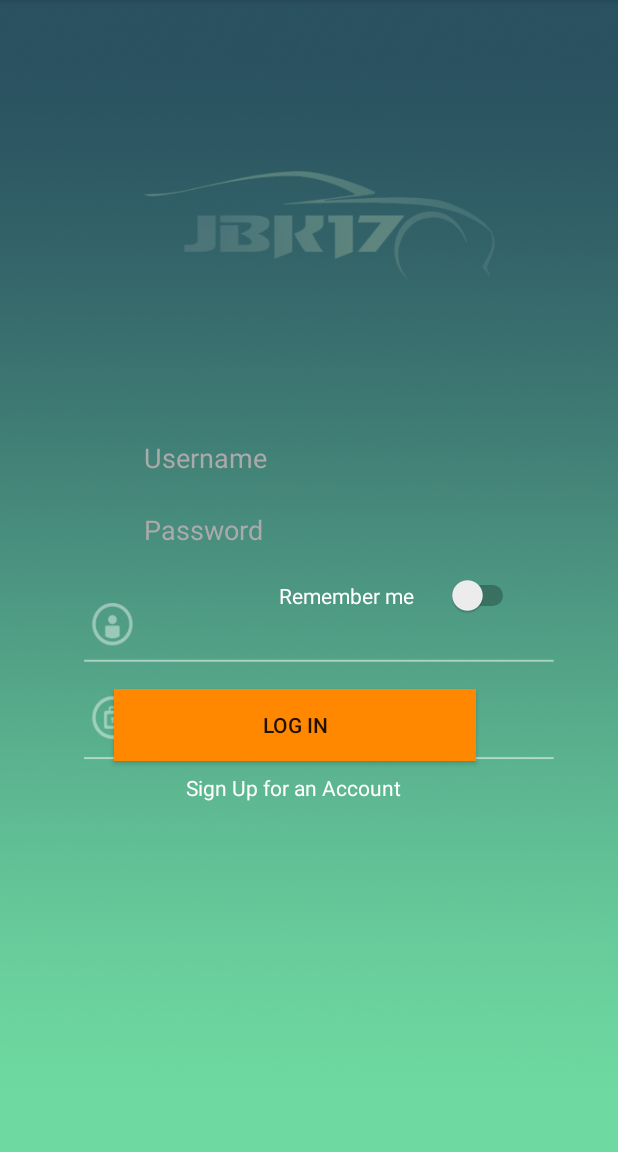
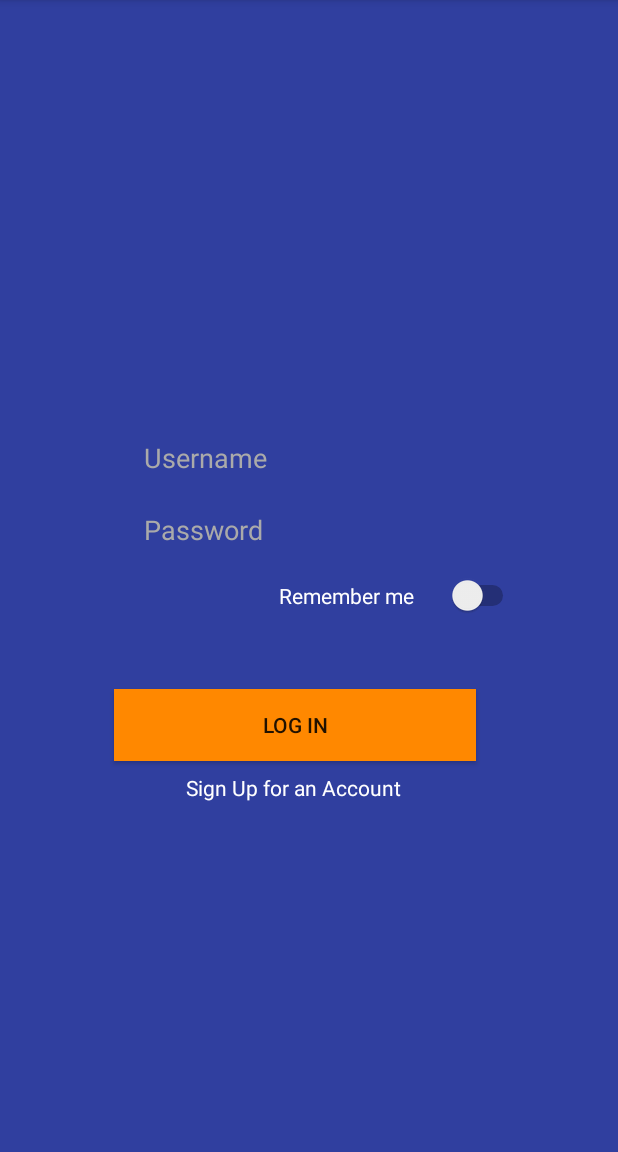
Before and after one commit to Khemar1/AutonomousVehicle-1, an Android app: the screen it shows after launch (LoginActivity), on a phone screen of 412 x 824 dp, the part 84-1236 px from its top. Run offline under Robolectric (Android 15) with nearby library versions, the phone set to English and light mode, and no system bars; our stand-ins replace Volley.

Commit message:
Merge branch 'master' of C:\Users\Khemar\Documents\Comp Engineering\Semester 5\CENG 319\AutonomousVehicle with conflicts.

```diff
--- a/AutoVehicle/src/main/res/layout/activity_login.xml
+++ b/AutoVehicle/src/main/res/layout/activity_login.xml
@@ -7,7 +7,7 @@ android:paddingLeft="@dimen/activity_horizontal_margin"
 android:paddingRight="@dimen/activity_horizontal_margin"
 android:paddingTop="@dimen/activity_vertical_margin"
 tools:context="com.autonomousvehicle.LoginActivity"
-    android:background="@drawable/loginp">
+    android:background="@color/colorPrimaryDark">
 
     <LinearLayout
     android:orientation="vertical"
--- a/AutoVehicle/src/main/res/values/colors.xml
+++ b/AutoVehicle/src/main/res/values/colors.xml
@@ -1,6 +1,6 @@
 <?xml version="1.0" encoding="utf-8"?>
 <resources>
     <color name="colorPrimary">#3F51B5</color>
-    <color name="colorPrimaryDark">#303F9F</color>
-    <color name="colorAccent">#ff4081</color>
+    <color name="colorPrimaryDark">#303f9f</color>
+    <color name="colorAccent">#FF4081</color>
 </resources>
```
Also changed, not shown: AutoVehicle/src/main/java/com/autonomousvehicle/RemoteControl.java (+12 -25 lines), AutoVehicle/src/main/java/com/autonomousvehicle/Sender.java (+2 -10 lines).
